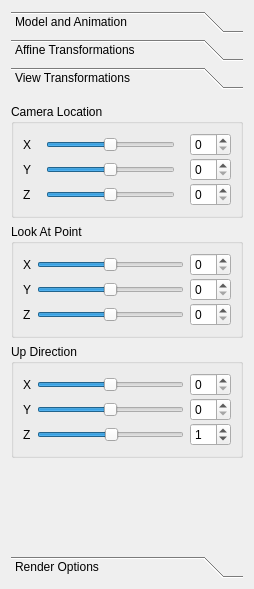
Qt form Assignment 2/SidebarUi.ui (jdthorne/cpsc453) before a commit.
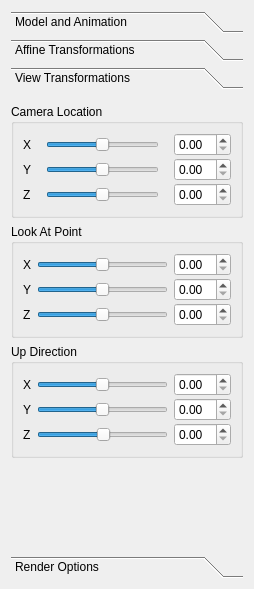
The same form after that commit. The open tabs and pages were chosen to show the change.

What changed in the file:
```diff
--- a/Assignment 2/SidebarUi.ui
+++ b/Assignment 2/SidebarUi.ui
@@ -482,14 +482,14 @@
             </property>
            </widget>
           </item>
-          <item row="0" column="2">
-           <widget class="QSpinBox" name="xViewSpin"/>
-          </item>
-          <item row="1" column="2">
-           <widget class="QSpinBox" name="yViewSpin"/>
-          </item>
           <item row="2" column="2">
-           <widget class="QSpinBox" name="zViewSpin"/>
+           <widget class="QDoubleSpinBox" name="zViewSpin"/>
+          </item>
+          <item row="1" column="2">
+           <widget class="QDoubleSpinBox" name="yViewSpin"/>
+          </item>
+          <item row="0" column="2">
+           <widget class="QDoubleSpinBox" name="xViewSpin"/>
           </item>
          </layout>
         </widget>
@@ -510,9 +510,6 @@
             </property>
            </widget>
           </item>
-          <item row="2" column="2">
-           <widget class="QSpinBox" name="zLookAtSpin"/>
-          </item>
           <item row="2" column="0">
            <widget class="QLabel" name="label_17">
             <property name="text">
@@ -533,9 +530,6 @@
             </property>
            </widget>
           </item>
-          <item row="0" column="2">
-           <widget class="QSpinBox" name="xLookAtSpin"/>
-          </item>
           <item row="1" column="1">
            <widget class="QSlider" name="yLookAt">
             <property name="minimum">
@@ -549,9 +543,6 @@
             </property>
            </widget>
           </item>
-          <item row="1" column="2">
-           <widget class="QSpinBox" name="yLookAtSpin"/>
-          </item>
           <item row="0" column="0">
            <widget class="QLabel" name="label_16">
             <property name="text">
@@ -572,6 +563,15 @@
             </property>
            </widget>
           </item>
+          <item row="2" column="2">
+           <widget class="QDoubleSpinBox" name="zLookAtSpin"/>
+          </item>
+          <item row="1" column="2">
+           <widget class="QDoubleSpinBox" name="yLookAtSpin"/>
+          </item>
+          <item row="0" column="2">
+           <widget class="QDoubleSpinBox" name="xLookAtSpin"/>
+          </item>
          </layout>
         </widget>
        </item>
@@ -604,9 +604,6 @@
             </property>
            </widget>
           </item>
-          <item row="0" column="2">
-           <widget class="QSpinBox" name="xUpSpin"/>
-          </item>
           <item row="1" column="0">
            <widget class="QLabel" name="label_21">
             <property name="text">
@@ -627,9 +624,6 @@
             </property>
            </widget>
           </item>
-          <item row="1" column="2">
-           <widget class="QSpinBox" name="yUpSpin"/>
-          </item>
           <item row="2" column="0">
            <widget class="QLabel" name="label_20">
             <property name="text">
@@ -654,11 +648,13 @@
            </widget>
           </item>
           <item row="2" column="2">
-           <widget class="QSpinBox" name="zUpSpin">
-            <property name="value">
-             <number>1</number>
-            </property>
-           </widget>
+           <widget class="QDoubleSpinBox" name="zUpSpin"/>
+          </item>
+          <item row="1" column="2">
+           <widget class="QDoubleSpinBox" name="yUpSpin"/>
+          </item>
+          <item row="0" column="2">
+           <widget class="QDoubleSpinBox" name="xUpSpin"/>
           </item>
          </layout>
         </widget>
```
Left out of the diff: 44 changed lines with no effect on the pictures.
